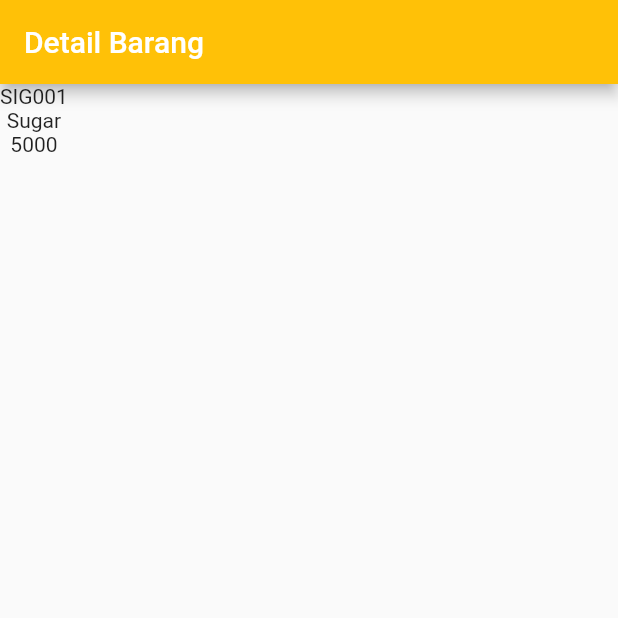
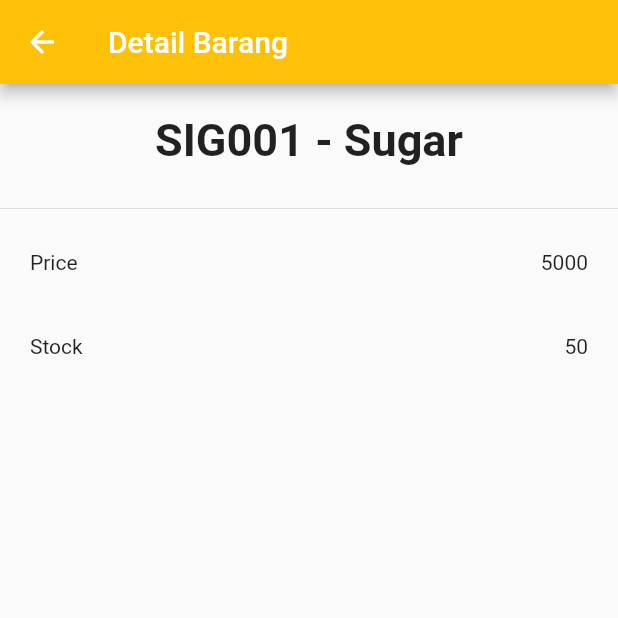
Before and after one commit to chrisdionisius/belanja, a Flutter app: the screen it shows after launch, after a tap on "SIG001", on a phone screen of 412 x 824 dp, the top half of it. Run offline on Flutter 3.47's test engine with Material 2 defaults, Android fonts, the phone set to English and light mode, and no system bars.

```diff
--- a/lib/models/items.dart
+++ b/lib/models/items.dart
@@ -1,6 +1,6 @@
 class Item {
   String name, id;
-  int price;
+  int price, stock;
 
-  Item({this.id, this.name, this.price});
+  Item({this.id, this.name, this.price, this.stock});
 }
--- a/lib/pages/home_page.dart
+++ b/lib/pages/home_page.dart
@@ -4,8 +4,8 @@ import 'package:flutter/material.dart';
 
 class HomePage extends StatelessWidget {
   final List<Item> items = [
-    Item(id: 'SIG001', name: 'Sugar', price: 5000),
-    Item(id: 'SIG002', name: 'Salt', price: 2000),
+    Item(id: 'SIG001', name: 'Sugar', price: 5000, stock: 50),
+    Item(id: 'SIG002', name: 'Salt', price: 2000, stock: 30),
   ];
   @override
   Widget build(BuildContext context) {
@@ -24,17 +24,19 @@ class HomePage extends StatelessWidget {
                 final item = items[index];
                 return InkWell(
                   onTap: () {
-                      // Navigator.pushNamed(context, '/item');
                     Navigator.push(
                       context,
                       MaterialPageRoute(
                         builder: (context) => ItemPage(
                           item: item,
-                                  )));
+                        ),
+                      ),
+                    );
                   },
                   child: Card(
                     child: Container(
                       margin: EdgeInsets.all(8),
+                      padding: EdgeInsets.all(10),
                       child: Row(
                         children: [
                           Expanded(child: Text(item.id)),
@@ -51,7 +53,8 @@ class HomePage extends StatelessWidget {
                   ),
                 );
               }),
-          )),
+        ),
+      ),
     );
   }
 }
--- a/lib/pages/item_page.dart
+++ b/lib/pages/item_page.dart
@@ -10,6 +10,10 @@ class ItemPage extends StatelessWidget {
     return MaterialApp(
       home: Scaffold(
         appBar: AppBar(
+          leading: BackButton(
+            color: Colors.white,
+            onPressed: () => Navigator.of(context).pop(),
+          ),
           title: Text("Detail Barang"),
           backgroundColor: Colors.amber,
         ),
@@ -18,13 +22,66 @@ class ItemPage extends StatelessWidget {
             crossAxisAlignment: CrossAxisAlignment.center,
             children: [
               Expanded(
-                  child: Column(
-                children: [
-                  Text(item.id),
-                  Text(item.name),
-                  Text(item.price.toString()),
-                ],
-              )),
+                child: Column(
+                  children: [
+                    Container(
+                      margin: EdgeInsets.all(20),
+                      child: Row(
+                        mainAxisAlignment: MainAxisAlignment.center,
+                        children: [
+                          Text(
+                            item.id + ' - ',
+                            style: TextStyle(
+                                fontSize: 30, fontWeight: FontWeight.bold),
+                          ),
+                          Text(
+                            item.name,
+                            style: TextStyle(
+                                fontSize: 30, fontWeight: FontWeight.bold),
+                          ),
+                        ],
+                      ),
+                    ),
+                    Divider(),
+                    Row(
+                      mainAxisAlignment: MainAxisAlignment.spaceBetween,
+                      children: [
+                        Container(
+                          margin: EdgeInsets.all(20),
+                          child: Align(
+                            alignment: Alignment.centerLeft,
+                            child: Text(
+                              'Price',
+                            ),
+                          ),
+                        ),
+                        Container(
+                          margin: EdgeInsets.all(20),
+                          child: Text(item.price.toString()),
+                        )
+                      ],
+                    ),
+                    Row(
+                      mainAxisAlignment: MainAxisAlignment.spaceBetween,
+                      children: [
+                        Container(
+                          margin: EdgeInsets.all(20),
+                          child: Align(
+                            alignment: Alignment.centerLeft,
+                            child: Text(
+                              'Stock',
+                            ),
+                          ),
+                        ),
+                        Container(
+                          margin: EdgeInsets.all(20),
+                          child: Text(item.stock.toString()),
+                        )
+                      ],
+                    ),
+                  ],
+                ),
+              ),
             ]),
       ),
     );
```
Also changed, not shown: img/capture.gif (added), 1 other file. Lines whose indentation alone changed are shown as unchanged.
